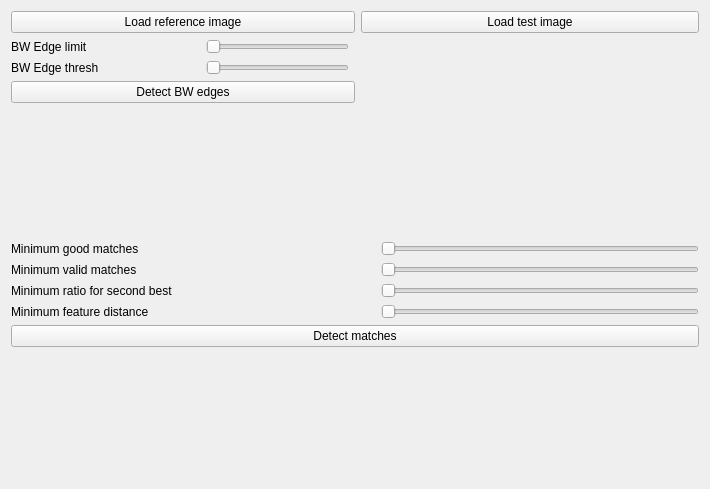
Qt form ObjDetect/mainwindow.ui (trombipeti/Onlab) before a commit.
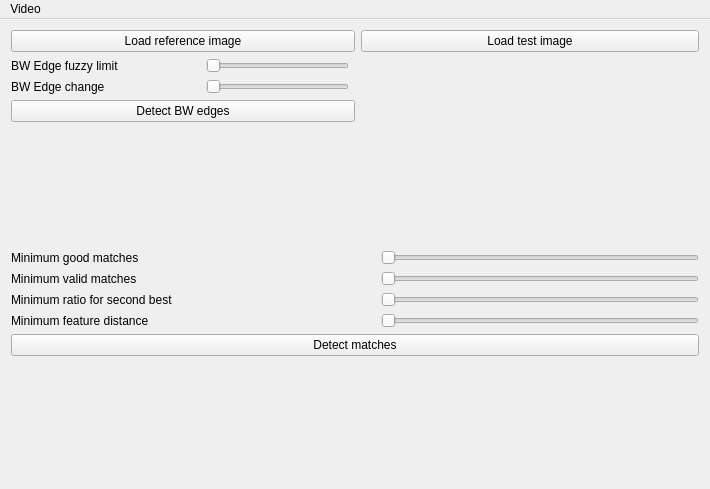
The same form after that commit. Custom widgets are drawn as their Qt base class.

Commit message: Refactored PriceTagDetector, added class for video processing.

The edit to the form file:
```diff
--- a/ObjDetect/mainwindow.ui
+++ b/ObjDetect/mainwindow.ui
@@ -20,7 +20,7 @@
       <item>
        <widget class="QLabel" name="label_5">
         <property name="text">
-         <string>BW Edge limit</string>
+         <string>BW Edge fuzzy limit</string>
         </property>
        </widget>
       </item>
@@ -332,7 +332,7 @@
       <item>
        <widget class="QLabel" name="label_6">
         <property name="text">
-         <string>BW Edge thresh</string>
+         <string>BW Edge change</string>
         </property>
        </widget>
       </item>
@@ -372,6 +372,28 @@
     </item>
    </layout>
   </widget>
+  <widget class="QMenuBar" name="menuBar">
+   <property name="geometry">
+    <rect>
+     <x>0</x>
+     <y>0</y>
+     <width>710</width>
+     <height>25</height>
+    </rect>
+   </property>
+   <widget class="QMenu" name="menuVideo">
+    <property name="title">
+     <string>Video</string>
+    </property>
+    <addaction name="actionOpen_video"/>
+   </widget>
+   <addaction name="menuVideo"/>
+  </widget>
+  <action name="actionOpen_video">
+   <property name="text">
+    <string>Open video</string>
+   </property>
+  </action>
  </widget>
  <layoutdefault spacing="6" margin="11"/>
  <customwidgets>
```
The commit also changes 8 other files.
